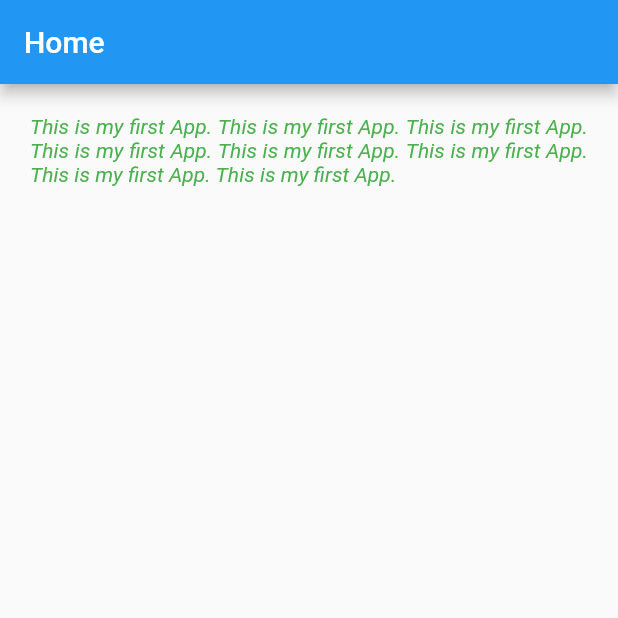
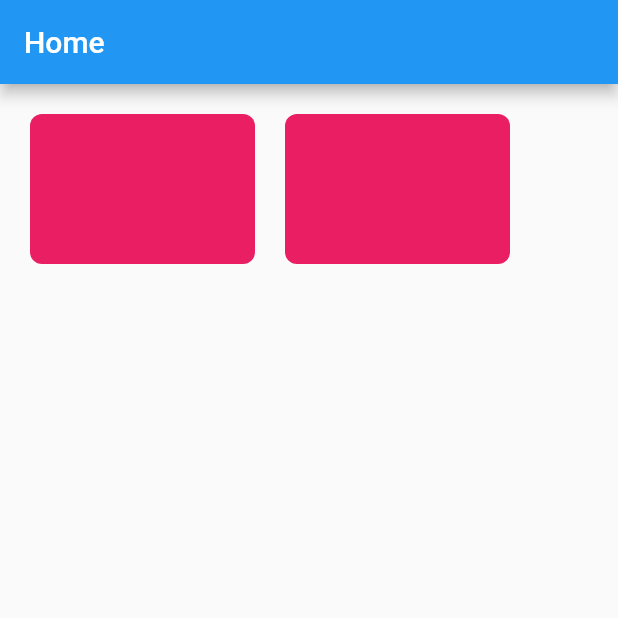
Before and after one commit to farhan00hm/flutter_practice, a Flutter app: the screen it shows after launch, on a phone screen of 412 x 824 dp, the top half of it. Run offline on Flutter 3.47's test engine with Material 2 defaults, Android fonts, the phone set to English and light mode, and no system bars.

Commit message:
Tutorial 5

```diff
--- a/lib/main.dart
+++ b/lib/main.dart
@@ -14,15 +14,29 @@ class HomePage extends StatelessWidget{
   Widget build(BuildContext context) {
     return Scaffold(
         appBar: AppBar(title: const Text("Home")),
-        body: const Padding(
-          padding: EdgeInsets.all(20.0),
-          child: Text("This is my first App. This is my first App. This is my first App. This is my first App. This is my first App. This is my first App. This is my first App. This is my first App.",
-            textAlign: TextAlign.justify,
-            style: TextStyle(
-              color: Colors.green,
-            fontStyle: FontStyle.italic
+        body: Row(
+          children: [
+            Container(
+              margin: EdgeInsets.only(left: 20,top: 20),
+              padding: EdgeInsets.all(20.0),
+              height: 100,
+              width: 150,
+              decoration: BoxDecoration(
+                color: Colors.pink,
+                borderRadius: BorderRadius.circular(8),
+              ),
             ),
-          ),
+            Container(
+              margin: EdgeInsets.only(left: 20,top: 20),
+              padding: EdgeInsets.all(20.0),
+              height: 100,
+              width: 150,
+              decoration: BoxDecoration(
+                color: Colors.pink,
+                borderRadius: BorderRadius.circular(8),
+              ),
+            )
+          ],
         )
     );
   }
```
